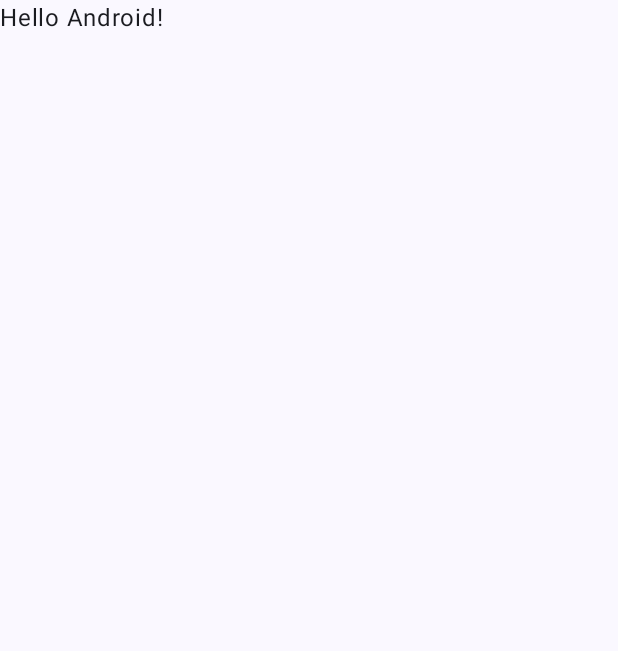
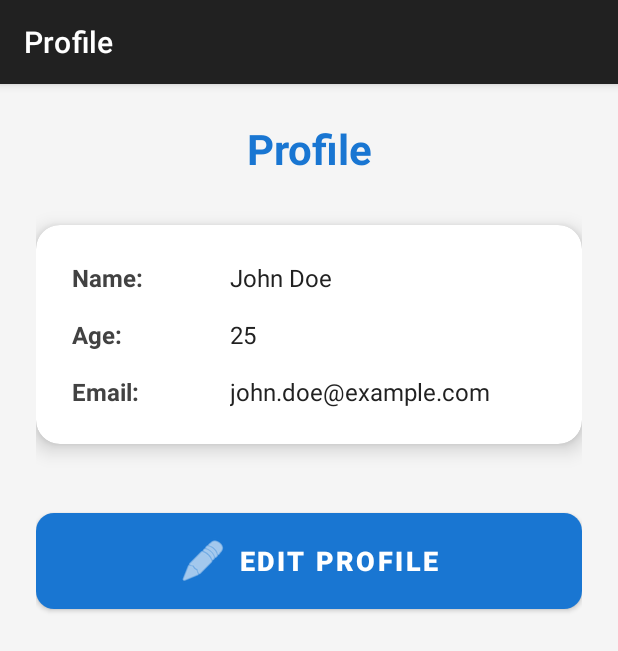
Before and after one commit to vincentbharata/profile-update-app-android-team-3, an Android app built with Jetpack Compose: the screen it shows after launch (MainActivity before the commit, ProfileActivity after it), on a phone screen of 412 x 824 dp. Before the commit the part shown is almost empty. Shown: the top 651 px of the screen. Run offline under Robolectric (Android 15) with nearby library versions, the phone set to English and light mode, and no system bars.

Commit message:
feature update

```diff
--- a/app/build.gradle.kts
+++ b/app/build.gradle.kts
@@ -36,6 +36,7 @@ android {
     }
     buildFeatures {
         compose = true
+        viewBinding = true
     }
 }
 
@@ -49,6 +50,9 @@ dependencies {
     implementation(libs.androidx.ui.graphics)
     implementation(libs.androidx.ui.tooling.preview)
     implementation(libs.androidx.material3)
+    implementation("androidx.cardview:cardview:1.0.0")
+    implementation("com.google.android.material:material:1.11.0")
+    implementation("androidx.appcompat:appcompat:1.6.1")
     testImplementation(libs.junit)
     androidTestImplementation(libs.androidx.junit)
     androidTestImplementation(libs.androidx.espresso.core)
--- a/app/src/main/java/com/example/profileupdateapp/MainActivity.kt
+++ b/app/src/main/java/com/example/profileupdateapp/MainActivity.kt
@@ -1,47 +1,43 @@
 package com.example.profileupdateapp
 
+import android.content.Intent
 import android.os.Bundle
+import android.util.Log
 import androidx.activity.ComponentActivity
-import androidx.activity.compose.setContent
-import androidx.activity.enableEdgeToEdge
-import androidx.compose.foundation.layout.fillMaxSize
-import androidx.compose.foundation.layout.padding
-import androidx.compose.material3.Scaffold
-import androidx.compose.material3.Text
-import androidx.compose.runtime.Composable
-import androidx.compose.ui.Modifier
-import androidx.compose.ui.tooling.preview.Preview
-import com.example.profileupdateapp.ui.theme.ProfileUpdateAppTheme
 
 class MainActivity : ComponentActivity() {
     override fun onCreate(savedInstanceState: Bundle?) {
         super.onCreate(savedInstanceState)
-        enableEdgeToEdge()
-        setContent {
-            ProfileUpdateAppTheme {
-                Scaffold(modifier = Modifier.fillMaxSize()) { innerPadding ->
-                    Greeting(
-                        name = "Android",
-                        modifier = Modifier.padding(innerPadding)
-                    )
-                }
-            }
-        }
+        Log.d("MainActivity", "onCreate called")
+
+        // Launch ProfileActivity
+        val intent = Intent(this, ProfileActivity::class.java)
+        startActivity(intent)
+        finish() // Close MainActivity
+    }
+
+    override fun onStart() {
+        super.onStart()
+        Log.d("MainActivity", "onStart called")
+    }
+
+    override fun onResume() {
+        super.onResume()
+        Log.d("MainActivity", "onResume called")
+    }
+
+    override fun onPause() {
+        super.onPause()
+        Log.d("MainActivity", "onPause called")
+    }
+
+    override fun onStop() {
+        super.onStop()
+        Log.d("MainActivity", "onStop called")
+    }
+
+    override fun onDestroy() {
+        super.onDestroy()
+        Log.d("MainActivity", "onDestroy called")
     }
 }
-
-@Composable
-fun Greeting(name: String, modifier: Modifier = Modifier) {
-    Text(
-        text = "Hello $name!",
-        modifier = modifier
-    )
-}
-
-@Preview(showBackground = true)
-@Composable
-fun GreetingPreview() {
-    ProfileUpdateAppTheme {
-        Greeting("Android")
-    }
-}
--- /dev/null
+++ b/app/src/main/java/com/example/profileupdateapp/Profile.kt
@@ -0,0 +1,7 @@
+package com.example.profileupdateapp
+
+data class Profile(
+    var name: String = "John Doe",
+    var age: String = "25",
+    var email: String = "john.doe@example.com"
+)
--- /dev/null
+++ b/app/src/main/java/com/example/profileupdateapp/ProfileActivity.kt
@@ -0,0 +1,105 @@
+package com.example.profileupdateapp
+
+import android.app.Activity
+import android.content.Intent
+import android.os.Bundle
+import android.util.Log
+import androidx.activity.result.ActivityResultLauncher
+import androidx.activity.result.contract.ActivityResultContracts
+import androidx.appcompat.app.AppCompatActivity
+import com.example.profileupdateapp.databinding.ActivityProfileBinding
+
+class ProfileActivity : AppCompatActivity() {
+
+    private lateinit var binding: ActivityProfileBinding
+    private lateinit var editProfileLauncher: ActivityResultLauncher<Intent>
+
+    // Profile data using data class
+    private var profile = Profile()
+
+    override fun onCreate(savedInstanceState: Bundle?) {
+        super.onCreate(savedInstanceState)
+        Log.d("ProfileActivity", "🔵 onCreate called")
+
+        binding = ActivityProfileBinding.inflate(layoutInflater)
+        setContentView(binding.root)
+
+        // Initialize ActivityResultLauncher
+        setupActivityResultLauncher()
+
+        // Display initial profile data
+        updateProfileDisplay()
+
+        // Set click listener for edit button
+        binding.btnEdit.setOnClickListener {
+            Log.d("ProfileActivity", "📝 Edit button clicked - launching EditProfileActivity")
+            Log.d("ProfileActivity", "⏸️ ProfileActivity will be PAUSED (not destroyed)")
+
+            val intent = Intent(this, EditProfileActivity::class.java).apply {
+                putExtra("name", profile.name)
+                putExtra("age", profile.age)
+                putExtra("email", profile.email)
+            }
+            editProfileLauncher.launch(intent)
+        }
+    }
+
+    private fun setupActivityResultLauncher() {
+        editProfileLauncher = registerForActivityResult(
+            ActivityResultContracts.StartActivityForResult()
+        ) { result ->
+            Log.d("ProfileActivity", "📬 Received result from EditProfileActivity")
+            Log.d("ProfileActivity", "Result code: ${if (result.resultCode == Activity.RESULT_OK) "OK" else "CANCELED"}")
+
+            if (result.resultCode == Activity.RESULT_OK) {
+                result.data?.let { data ->
+                    profile.name = data.getStringExtra("name") ?: profile.name
+                    profile.age = data.getStringExtra("age") ?: profile.age
+                    profile.email = data.getStringExtra("email") ?: profile.email
+
+                    Log.d("ProfileActivity", "✅ Profile updated - Name: ${profile.name}, Age: ${profile.age}, Email: ${profile.email}")
+                    updateProfileDisplay()
+                }
+            } else {
+                Log.d("ProfileActivity", "❌ Edit was canceled - no changes made")
+            }
+        }
+    }
+
+    private fun updateProfileDisplay() {
+        binding.tvName.text = profile.name
+        binding.tvAge.text = profile.age
+        binding.tvEmail.text = profile.email
+        Log.d("ProfileActivity", "🔄 Profile display updated")
+    }
+
+    override fun onStart() {
+        super.onStart()
+        Log.d("ProfileActivity", "🟢 onStart called - Activity is becoming visible")
+    }
+
+    override fun onResume() {
+        super.onResume()
+        Log.d("ProfileActivity", "▶️ onResume called - Activity is now active and ready for user interaction")
+    }
+
+    override fun onPause() {
+        super.onPause()
+        Log.d("ProfileActivity", "⏸️ onPause called - Another activity is taking focus (EditProfileActivity launched)")
+    }
+
+    override fun onStop() {
+        super.onStop()
+        Log.d("ProfileActivity", "⏹️ onStop called - Activity is no longer visible")
+    }
+
+    override fun onDestroy() {
+        super.onDestroy()
+        Log.d("ProfileActivity", "💀 onDestroy called - Activity is being destroyed")
+    }
+
+    override fun onRestart() {
+        super.onRestart()
+        Log.d("ProfileActivity", "🔄 onRestart called - Activity is restarting from stopped state")
+    }
+}
--- /dev/null
+++ b/app/src/main/res/layout/activity_profile.xml
@@ -0,0 +1,131 @@
+<?xml version="1.0" encoding="utf-8"?>
+<LinearLayout xmlns:android="http://schemas.android.com/apk/res/android"
+    xmlns:app="http://schemas.android.com/apk/res-auto"
+    android:layout_width="match_parent"
+    android:layout_height="match_parent"
+    android:orientation="vertical"
+    android:padding="24dp"
+    android:background="#F5F5F5">
+
+    <!-- Header -->
+    <TextView
+        android:layout_width="match_parent"
+        android:layout_height="wrap_content"
+        android:text="Profile"
+        android:textSize="28sp"
+        android:textStyle="bold"
+        android:textColor="#1976D2"
+        android:gravity="center"
+        android:layout_marginBottom="32dp" />
+
+    <!-- Profile Card -->
+    <com.google.android.material.card.MaterialCardView
+        android:layout_width="match_parent"
+        android:layout_height="wrap_content"
+        android:layout_marginBottom="24dp"
+        app:cardCornerRadius="16dp"
+        app:cardElevation="8dp"
+        app:strokeWidth="0dp">
+
+        <LinearLayout
+            android:layout_width="match_parent"
+            android:layout_height="wrap_content"
+            android:orientation="vertical"
+            android:padding="24dp">
+
+            <!-- Name Section -->
+            <LinearLayout
+                android:layout_width="match_parent"
+                android:layout_height="wrap_content"
+                android:orientation="horizontal"
+                android:layout_marginBottom="16dp">
+
+                <TextView
+                    android:layout_width="0dp"
+                    android:layout_height="wrap_content"
+                    android:layout_weight="1"
+                    android:text="Name:"
+                    android:textSize="16sp"
+                    android:textStyle="bold"
+                    android:textColor="#424242" />
+
+                <TextView
+                    android:id="@+id/tvName"
+                    android:layout_width="0dp"
+                    android:layout_height="wrap_content"
+                    android:layout_weight="2"
+                    android:text="John Doe"
+                    android:textSize="16sp"
+                    android:textColor="#212121" />
+            </LinearLayout>
+
+            <!-- Age Section -->
+            <LinearLayout
+                android:layout_width="match_parent"
+                android:layout_height="wrap_content"
+                android:orientation="horizontal"
+                android:layout_marginBottom="16dp">
+
+                <TextView
+                    android:layout_width="0dp"
+                    android:layout_height="wrap_content"
+                    android:layout_weight="1"
+                    android:text="Age:"
+                    android:textSize="16sp"
+                    android:textStyle="bold"
+                    android:textColor="#424242" />
+
+                <TextView
+                    android:id="@+id/tvAge"
+                    android:layout_width="0dp"
+                    android:layout_height="wrap_content"
+                    android:layout_weight="2"
+                    android:text="25"
+                    android:textSize="16sp"
+                    android:textColor="#212121" />
+            </LinearLayout>
+
+            <!-- Email Section -->
+            <LinearLayout
+                android:layout_width="match_parent"
+                android:layout_height="wrap_content"
+                android:orientation="horizontal">
+
+                <TextView
+                    android:layout_width="0dp"
+                    android:layout_height="wrap_content"
+                    android:layout_weight="1"
+                    android:text="Email:"
+                    android:textSize="16sp"
+                    android:textStyle="bold"
+                    android:textColor="#424242" />
+
+                <TextView
+                    android:id="@+id/tvEmail"
+                    android:layout_width="0dp"
+                    android:layout_height="wrap_content"
+                    android:layout_weight="2"
+                    android:text="john.doe@example.com"
+                    android:textSize="16sp"
+                    android:textColor="#212121" />
+            </LinearLayout>
+        </LinearLayout>
+    </com.google.android.material.card.MaterialCardView>
+
+    <!-- Edit Button -->
+    <com.google.android.material.button.MaterialButton
+        android:id="@+id/btnEdit"
+        android:layout_width="match_parent"
+        android:layout_height="wrap_content"
+        android:text="Edit Profile"
+        android:textSize="18sp"
+        android:textStyle="bold"
+        app:backgroundTint="#1976D2"
+        android:textColor="@android:color/white"
+        android:layout_marginTop="16dp"
+        android:padding="16dp"
+        app:cornerRadius="12dp"
+        app:icon="@android:drawable/ic_menu_edit"
+        app:iconGravity="textStart" />
+
+</LinearLayout>
--- a/app/src/main/res/values/themes.xml
+++ b/app/src/main/res/values/themes.xml
@@ -1,5 +1,7 @@
 <?xml version="1.0" encoding="utf-8"?>
 <resources>
 
-    <style name="Theme.ProfileUpdateApp" parent="android:Theme.Material.Light.NoActionBar" />
+    <style name="Theme.ProfileUpdateApp" parent="Theme.MaterialComponents.DayNight.DarkActionBar">
+        <!-- Customize your theme here. -->
+    </style>
 </resources>
```
Also changed, not shown: app/src/main/AndroidManifest.xml (+12 -0 lines), app/src/main/java/com/example/profileupdateapp/EditProfileActivity.kt (added, +138 -0 lines), app/src/main/res/layout/activity_edit_profile.xml (added, +149 -0 lines).
